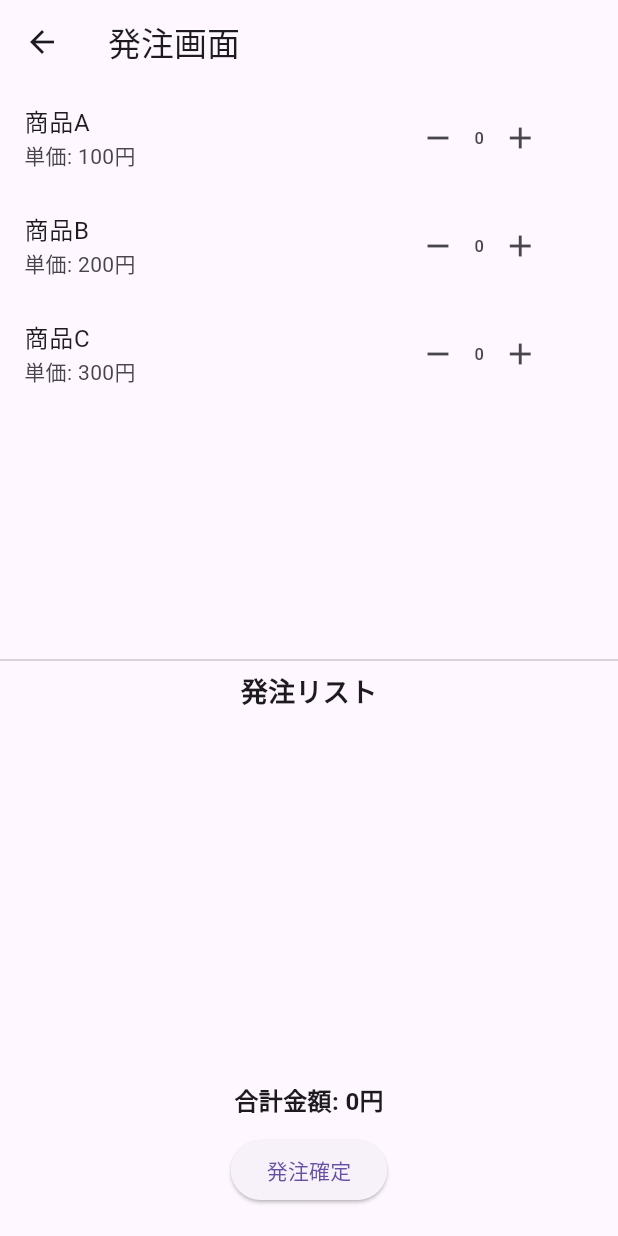
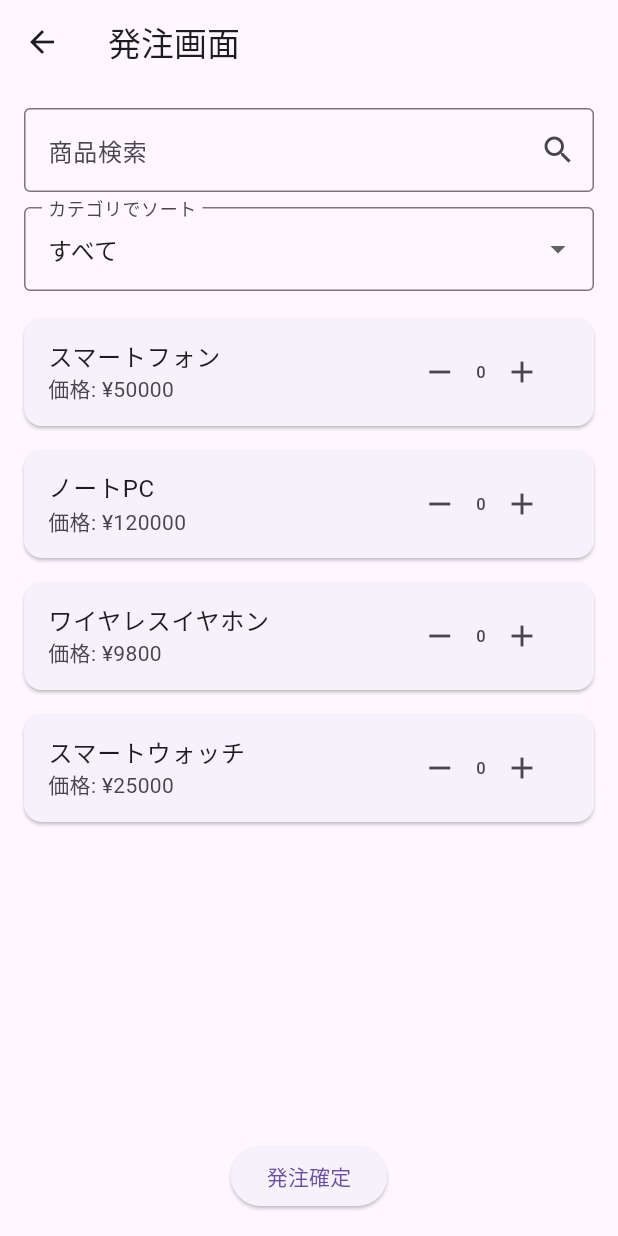
Before and after one commit to MatsunagaAtsuki/Employment-work, a Flutter app: the OrderScreen screen opened directly, on a phone screen of 412 x 824 dp. Run offline on Flutter 3.47's test engine with Material 3 defaults, Android fonts, the phone set to English and light mode, and no system bars; missing offline and left inert: mobile_scanner, two_dimensional_scrollables.

Commit message:
20250211/0458
追加

```diff
--- a/lib/pages/order/order.dart
+++ b/lib/pages/order/order.dart
@@ -1,132 +1,170 @@
 import 'package:flutter/material.dart';
 
 class OrderScreen extends StatefulWidget {
+  const OrderScreen({super.key});
+
   @override
   _OrderScreenState createState() => _OrderScreenState();
 }
 
 class _OrderScreenState extends State<OrderScreen> {
-  List<Map<String, dynamic>> products = [
-    {'id': 1, 'name': '商品A', 'price': 100, 'quantity': 0},
-    {'id': 2, 'name': '商品B', 'price': 200, 'quantity': 0},
-    {'id': 3, 'name': '商品C', 'price': 300, 'quantity': 0},
+  final TextEditingController _searchController = TextEditingController();
+  String selectedCategory = "すべて";
+  List<Map<String, dynamic>> productList = [];
+  List<String> categories = ["すべて"];
+  Map<String, int> orderQuantities = {};
+
+  @override
+  void initState() {
+    super.initState();
+    _loadMockData();
+  }
+
+  void _loadMockData() {
+    List<Map<String, dynamic>> data = [
+      {"商品ID": "1001", "商品名": "スマートフォン", "カテゴリー": "電子機器", "価格": 50000},
+      {"商品ID": "1002", "商品名": "ノートPC", "カテゴリー": "PC・周辺機器", "価格": 120000},
+      {"商品ID": "1003", "商品名": "ワイヤレスイヤホン", "カテゴリー": "オーディオ", "価格": 9800},
+      {"商品ID": "1004", "商品名": "スマートウォッチ", "カテゴリー": "電子機器", "価格": 25000},
     ];
 
-  List<Map<String, dynamic>> orderList = [];
-
-  void addToOrder(Map<String, dynamic> product) {
     setState(() {
-      var existing = orderList.firstWhere(
-          (item) => item['id'] == product['id'],
-          orElse: () => {});
-      if (existing.isNotEmpty) {
-        existing['quantity'] += product['quantity'];
-      } else {
-        orderList.add({'id': product['id'], 'name': product['name'], 'price': product['price'], 'quantity': product['quantity']});
-      }
+      productList = data;
+      categories.addAll(data.map((e) => e["カテゴリー"] as String).toSet());
     });
   }
 
-  void removeFromOrder(int id) {
+  @override
+  Widget build(BuildContext context) {
+    List<Map<String, dynamic>> filteredList = productList.where((product) {
+      return (selectedCategory == "すべて" || product["カテゴリー"] == selectedCategory) &&
+          (product["商品名"].contains(_searchController.text) ||
+           product["商品ID"].contains(_searchController.text));
+    }).toList();
+
+    return Scaffold(
+      appBar: AppBar(title: const Text("発注画面")),
+      body: Padding(
+        padding: const EdgeInsets.all(16.0),
+        child: Column(
+          children: [
+            TextField(
+              controller: _searchController,
+              decoration: InputDecoration(
+                labelText: "商品検索",
+                border: OutlineInputBorder(),
+                suffixIcon: IconButton(
+                  icon: const Icon(Icons.search),
+                  onPressed: () => setState(() {}),
+                ),
+              ),
+              onChanged: (value) => setState(() {}),
+            ),
+            const SizedBox(height: 10),
+            DropdownButtonFormField<String>(
+              decoration: const InputDecoration(
+                labelText: "カテゴリでソート",
+                border: OutlineInputBorder(),
+              ),
+              value: selectedCategory,
+              onChanged: (String? newValue) {
+                if (newValue != null) {
                   setState(() {
-      orderList.removeWhere((item) => item['id'] == id);
+                    selectedCategory = newValue;
                   });
                 }
-
-int calculateTotal() {
-  return orderList.fold(0, (sum, item) => sum + ((item['price'] as int) * (item['quantity'] as int)));
-}
-
-
-
-
-  @override
-  Widget build(BuildContext context) {
-    return Scaffold(
-      appBar: AppBar(title: Text('発注画面')),
-      body: Column(
-        children: [
+              },
+              items: categories.map<DropdownMenuItem<String>>((String category) {
+                return DropdownMenuItem<String>(
+                  value: category,
+                  child: Text(category),
+                );
+              }).toList(),
+            ),
+            const SizedBox(height: 10),
             Expanded(
               child: ListView.builder(
-              itemCount: products.length,
+                itemCount: filteredList.length,
                 itemBuilder: (context, index) {
-                var product = products[index];
-                return ListTile(
-                  title: Text(product['name']),
-                  subtitle: Text('単価: ${product['price']}円'),
-                  trailing: SizedBox(
-                    width: 120,
-                    child: Row(
+                  var item = filteredList[index];
+                  return Card(
+                    margin: const EdgeInsets.symmetric(vertical: 8.0),
+                    child: ListTile(
+                      title: Text(item["商品名"]),
+                      subtitle: Text("価格: ¥${item["価格"]}"),
+                      trailing: Row(
+                        mainAxisSize: MainAxisSize.min,
                         children: [
                           IconButton(
-                          icon: Icon(Icons.remove),
+                            icon: const Icon(Icons.remove),
                             onPressed: () {
                               setState(() {
-                              if (product['quantity'] > 0) {
-                                product['quantity']--;
+                                if (orderQuantities[item["商品ID"]] != null && orderQuantities[item["商品ID"]]! > 0) {
+                                  orderQuantities[item["商品ID"]] = orderQuantities[item["商品ID"]]! - 1;
                                 }
                               });
                             },
                           ),
-                        Text('${product['quantity']}'),
+                          Text(orderQuantities[item["商品ID"]]?.toString() ?? "0"),
                           IconButton(
-                          icon: Icon(Icons.add),
+                            icon: const Icon(Icons.add),
                             onPressed: () {
                               setState(() {
-                              product['quantity']++;
+                                orderQuantities[item["商品ID"]] = (orderQuantities[item["商品ID"]] ?? 0) + 1;
                               });
                             },
                           ),
                         ],
                       ),
                     ),
-                  onTap: () {
-                    if (product['quantity'] > 0) {
-                      addToOrder(product);
-                    }
-                  },
                   );
                 },
               ),
             ),
-          Divider(),
-          Expanded(
-            child: Column(
-              children: [
-                Text('発注リスト', style: TextStyle(fontSize: 18, fontWeight: FontWeight.bold)),
-                Expanded(
-                  child: ListView.builder(
-                    itemCount: orderList.length,
-                    itemBuilder: (context, index) {
-                      var order = orderList[index];
-                      return ListTile(
-                        title: Text(order['name']),
-                        subtitle: Text('数量: ${order['quantity']} 合計: ${order['price'] * order['quantity']}円'),
-                        trailing: IconButton(
-                          icon: Icon(Icons.delete),
-                          onPressed: () => removeFromOrder(order['id']),
+            const SizedBox(height: 10),
+            ElevatedButton(
+              onPressed: () {
+                _showOrderSummaryDialog();
+              },
+              child: const Text("発注確定"),
+            ),
+          ],
+        ),
       ),
     );
-                    },
+  }
+
+  void _showOrderSummaryDialog() {
+    List<Map<String, dynamic>> orderedItems = productList.where((item) => orderQuantities[item["商品ID"]] != null && orderQuantities[item["商品ID"]]! > 0).toList();
+
+    showDialog(
+      context: context,
+      builder: (context) => AlertDialog(
+        title: const Text("発注確認"),
+        content: Column(
+          mainAxisSize: MainAxisSize.min,
+          children: orderedItems.map((item) {
+            int quantity = orderQuantities[item["商品ID"]]!;
+            int totalPrice = quantity * (item["価格"] as num).toInt();
+            return Text("${item["商品名"]}: $quantity 個 - ¥$totalPrice");
+          }).toList(),
         ),
+        actions: [
+          TextButton(
+            onPressed: () => Navigator.pop(context),
+            child: const Text("キャンセル"),
           ),
-                Text('合計金額: ${calculateTotal()}円', style: TextStyle(fontSize: 16, fontWeight: FontWeight.bold)),
-                SizedBox(height: 10),
           ElevatedButton(
             onPressed: () {
-                    // 仮の発注確定処理
+              setState(() {
+                orderQuantities.clear();
+              });
+              Navigator.pop(context);
               ScaffoldMessenger.of(context).showSnackBar(
-                      SnackBar(content: Text('発注が確定しました')),
+                const SnackBar(content: Text("発注が確定しました")),
               );
-                    setState(() {
-                      orderList.clear();
-                    });
             },
-                  child: Text('発注確定'),
-                ),
-                SizedBox(height: 20),
-              ],
-            ),
+            child: const Text("確定"),
           ),
         ],
       ),
```
Also changed, not shown: lib/pages/barcode/barcode_scan_screen.dart (+17 -15 lines), lib/pages/shipment/shipment.dart (+116 -76 lines). Lines whose indentation alone changed are shown as unchanged.
